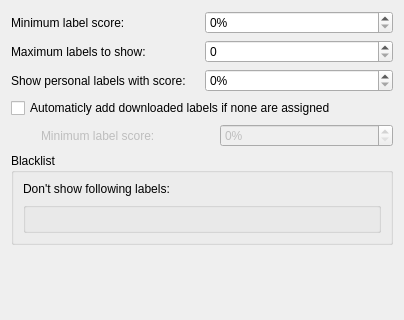
This is src/context/applets/labels/labelsSettings.ui in KDE/amarok as Qt 5 draws it before an edit; both pictures show x 0 to 404 and y 0 to 320 of the 404 by 510 pixel window. The edited form follows.
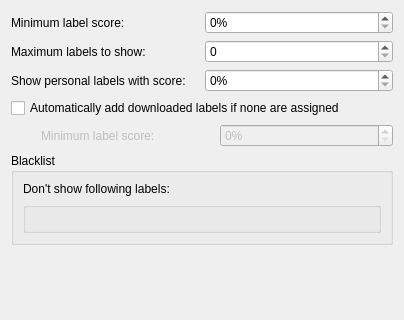
This is the edited form. Custom widgets are drawn as their Qt base class.

```diff
--- a/src/context/applets/labels/labelsSettings.ui
+++ b/src/context/applets/labels/labelsSettings.ui
@@ -85,7 +85,7 @@
    <item>
     <widget class="QCheckBox" name="autoAddCheckBox">
      <property name="text">
-      <string>Automaticly add downloaded labels if none are assigned</string>
+      <string>Automatically add downloaded labels if none are assigned</string>
      </property>
     </widget>
    </item>
```
Left out of the diff: 4 changed lines with no effect on the pictures.
